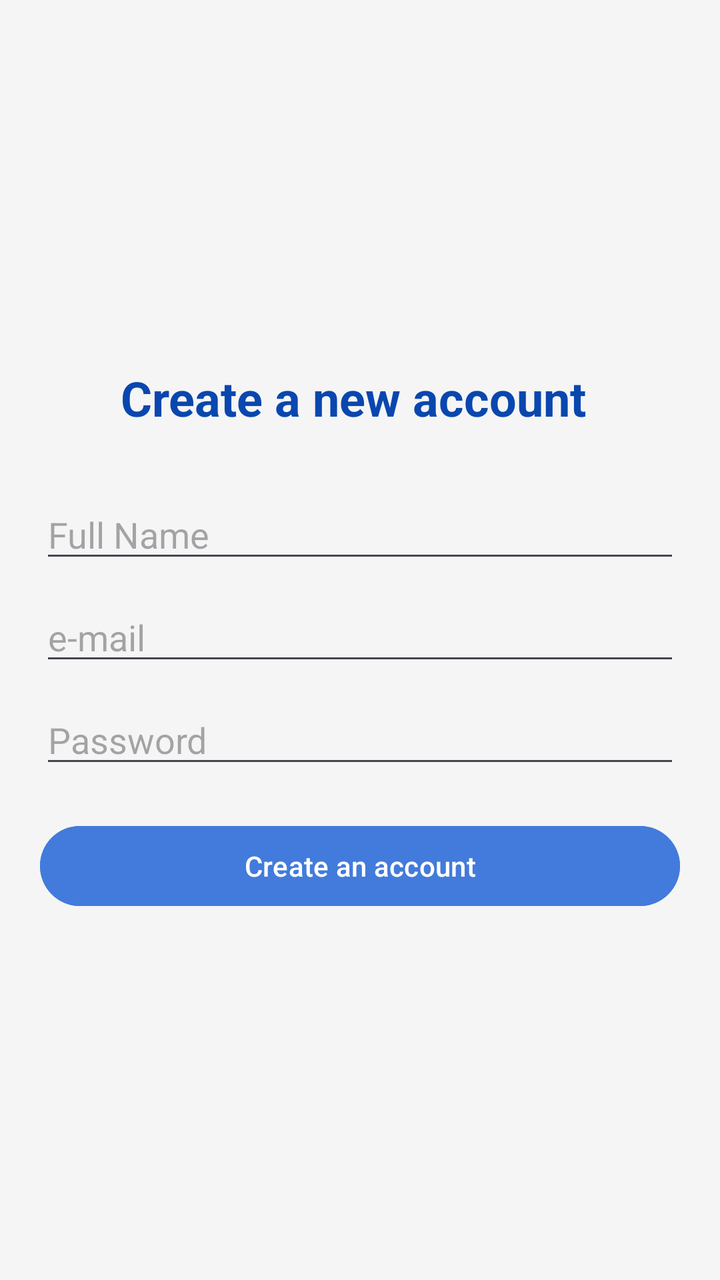
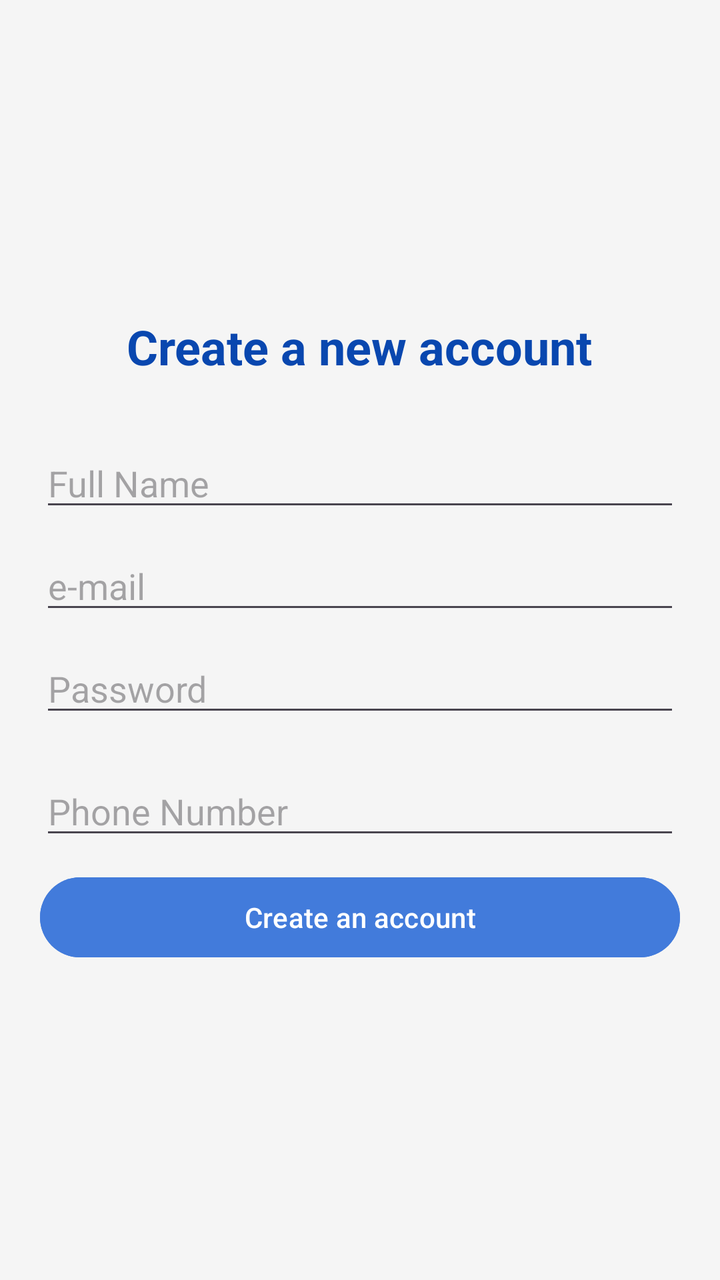

Screens rendered from an Android XML layout before and after an edit, with the pre-edit source and the edit as a unified diff.
<!-- AndroidManifest.xml: application theme Theme.KhadamatiApp -->
<!-- res/layout/activity_register.xml -->
<?xml version="1.0" encoding="utf-8"?>
<LinearLayout xmlns:android="http://schemas.android.com/apk/res/android"
    android:layout_width="match_parent"
    android:layout_height="match_parent"
    android:orientation="vertical"
    android:padding="20dp"
    android:gravity="center"
    android:background="#F5F5F5">

    <TextView
        android:layout_width="wrap_content"
        android:layout_height="wrap_content"
        android:layout_marginBottom="30dp"
        android:text="Create a new account "
        android:textColor="#0947AF"
        android:textSize="24sp"
        android:textStyle="bold" />

    <EditText
        android:id="@+id/etRegName"
        android:layout_width="match_parent"
        android:layout_height="wrap_content"
        android:layout_marginBottom="10dp"
        android:hint="Full Name"
        android:inputType="textPersonName" />

    <EditText
        android:id="@+id/etRegEmail"
        android:layout_width="match_parent"
        android:layout_height="wrap_content"
        android:layout_marginBottom="10dp"
        android:hint="e-mail "
        android:inputType="textEmailAddress" />

    <EditText
        android:id="@+id/etRegPassword"
        android:layout_width="match_parent"
        android:layout_height="wrap_content"
        android:layout_marginBottom="20dp"
        android:hint="Password"
        android:inputType="textPassword" />

    <Button
        android:id="@+id/btnRegisterSubmit"
        android:layout_width="match_parent"
        android:layout_height="wrap_content"
        android:backgroundTint="#427BDB"
        android:text="Create an account" />

</LinearLayout>
<!-- resources referenced by this layout -->
<resources>
  <style name="Theme.KhadamatiApp" parent="Base.Theme.KhadamatiApp" />
  <style name="Base.Theme.KhadamatiApp" parent="Theme.Material3.DayNight.NoActionBar">
          
          
      </style>
</resources>

<!-- the commit's change to res/layout/activity_register.xml (unified diff, before → after) -->
@@ -7,15 +7,17 @@
     android:gravity="center"
     android:background="#F5F5F5">
 
+    
     <TextView
         android:layout_width="wrap_content"
         android:layout_height="wrap_content"
         android:layout_marginBottom="30dp"
-        android:text="Create a new account "
+        android:text="@string/create_a_new_account"
         android:textColor="#0947AF"
         android:textSize="24sp"
         android:textStyle="bold" />
 
+    
     <EditText
         android:id="@+id/etRegName"
         android:layout_width="match_parent"
@@ -24,14 +26,16 @@
         android:hint="Full Name"
         android:inputType="textPersonName" />
 
+    
     <EditText
         android:id="@+id/etRegEmail"
         android:layout_width="match_parent"
         android:layout_height="wrap_content"
         android:layout_marginBottom="10dp"
-        android:hint="e-mail "
+        android:hint="@string/e_mail"
         android:inputType="textEmailAddress" />
 
+    
     <EditText
         android:id="@+id/etRegPassword"
         android:layout_width="match_parent"
@@ -39,7 +43,16 @@
         android:layout_marginBottom="20dp"
         android:hint="Password"
         android:inputType="textPassword" />
+    
+    <EditText
+        android:id="@+id/etRegPhone"
+        android:layout_width="match_parent"
+        android:layout_height="wrap_content"
+        android:layout_marginBottom="10dp"
+        android:hint="Phone Number"
+        android:inputType="phone" />
 
+    
     <Button
         android:id="@+id/btnRegisterSubmit"
         android:layout_width="match_parent"
<!-- resource entries referenced after the edit -->
@@ -1,5 +1,7 @@
 <!-- resources referenced by this layout -->
 <resources>
+  <string name="create_a_new_account">Create a new account</string>
+  <string name="e_mail">e-mail</string>
   <style name="Theme.KhadamatiApp" parent="Base.Theme.KhadamatiApp" />
   <style name="Base.Theme.KhadamatiApp" parent="Theme.Material3.DayNight.NoActionBar">
           
